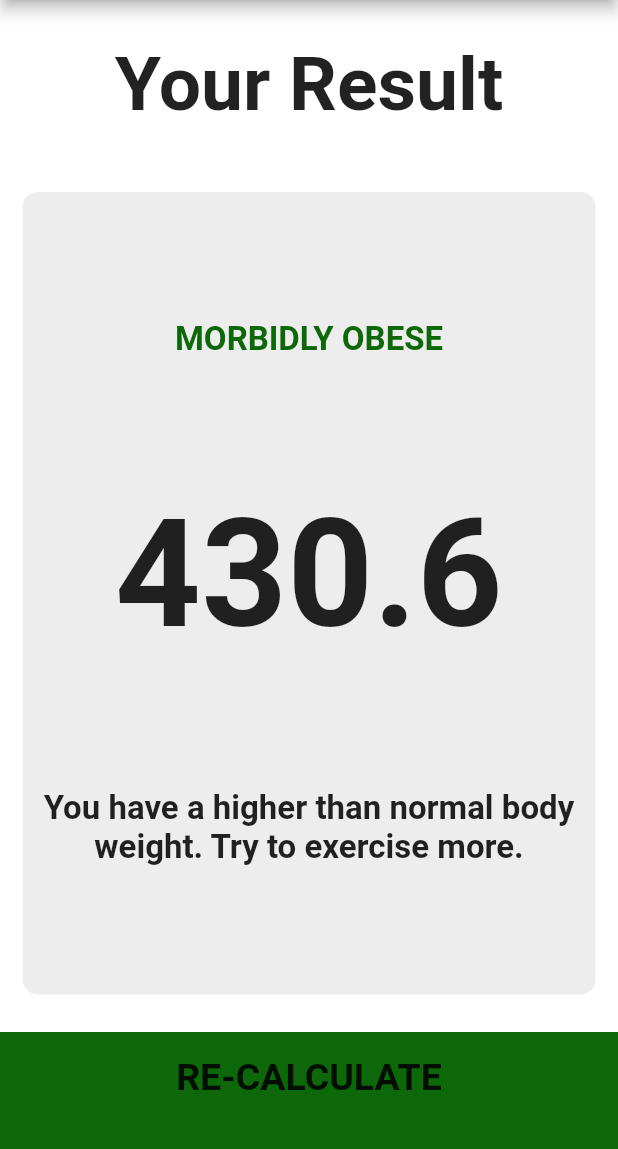
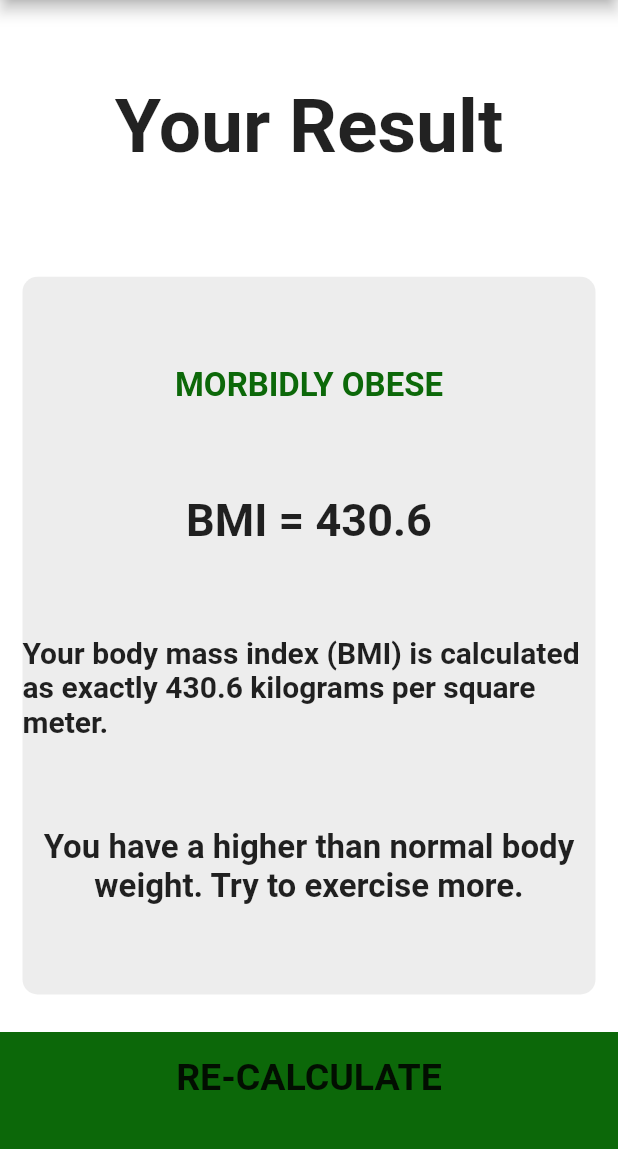
Before and after one commit to MJehan/BMI_Calculator, a Flutter app: the screen it shows after launch, after a tap on "CALCULATE", on a phone screen of 412 x 824 dp, the part 84-1233 px from its top. Run offline on Flutter 3.47's test engine with Material 2 defaults, Android fonts, the phone set to English and light mode, and no system bars; our stand-ins replace font_awesome_flutter.

Commit message:
Add BMI Result Text

```diff
--- a/lib/constants.dart
+++ b/lib/constants.dart
@@ -30,8 +30,12 @@ const kResultTextStyle = TextStyle(
   fontSize: 22.0,
   fontWeight: FontWeight.bold,
 );
+const kBMIResultTextStyle = TextStyle(
+  fontSize: 30.0,
+  fontWeight: FontWeight.bold,
+);
 const kBMITextStyle = TextStyle(
-  fontSize: 100.0,
+  fontSize: 20.0,
   fontWeight: FontWeight.bold,
 );
 const kBodyTextStyle = TextStyle(
--- a/lib/screens/results_page.dart
+++ b/lib/screens/results_page.dart
@@ -36,7 +36,7 @@ class ResultsPage extends StatelessWidget {
             ),
           ),
           Expanded(
-            flex: 5,
+            flex: 3,
             child: ReusableCard(
               colour: kActiveColor,
               cardChild: Column(
@@ -48,7 +48,11 @@ class ResultsPage extends StatelessWidget {
                     style: kResultTextStyle,
                   ),
                   Text(
-                    bmiResult,
+                    'BMI = $bmiResult',
+                    style: kBMIResultTextStyle,
+                  ),
+                  Text(
+                    'Your body mass index (BMI) is calculated as exactly $bmiResult kilograms per square meter.',
                     style: kBMITextStyle,
                   ),
                   Text(
```
